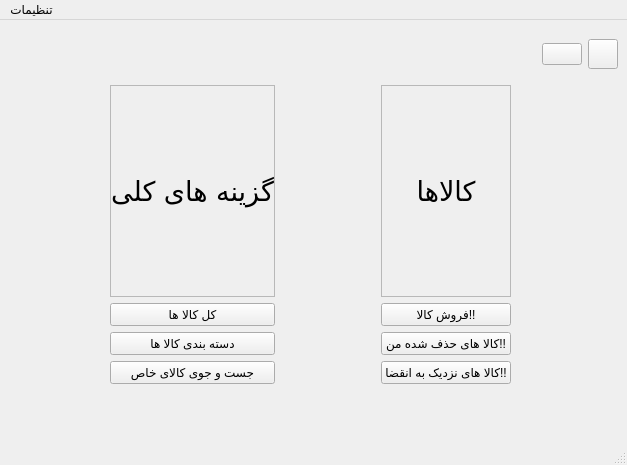
First picture: the form in SellerWindow.ui, repository Alireza8hi/Project-DigiKala, before the edit.
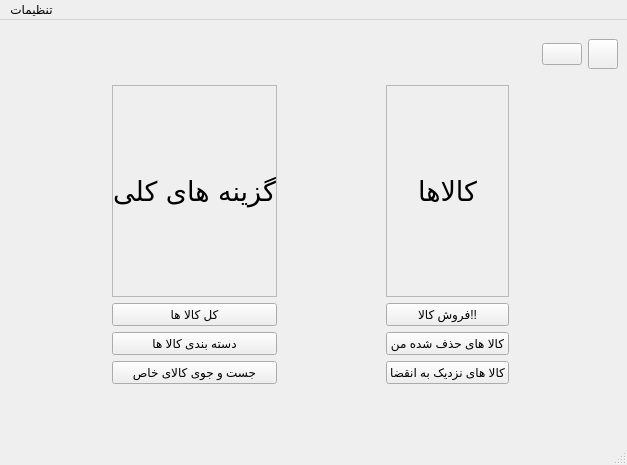
Second picture: the form after the edit. Icons and pictures are not drawn.

Patch:
```diff
--- a/SellerWindow.ui
+++ b/SellerWindow.ui
@@ -154,7 +154,7 @@
          <string notr="true">color: rgb(0, 0, 0);</string>
         </property>
         <property name="text">
-         <string>کالا های حذف شده من!!</string>
+         <string>کالا های حذف شده من</string>
         </property>
         <property name="icon">
          <iconset resource="icons.qrc">
@@ -168,7 +168,7 @@
          <string notr="true">color: rgb(0, 0, 0);</string>
         </property>
         <property name="text">
-         <string>کالا های نزدیک به انقضا!!</string>
+         <string>کالا های نزدیک به انقضا</string>
         </property>
         <property name="icon">
          <iconset resource="icons.qrc">
```
Left out of the diff: 32 changed lines with no effect on the pictures.
